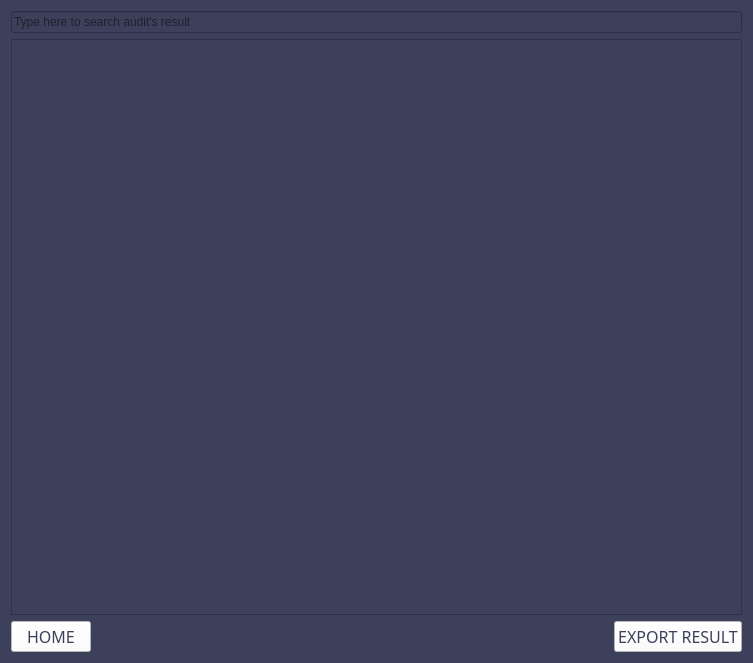
The window that audit_result_page.ui (h4636oh/EasyAudit_QT) describes before a commit, drawn with Qt 5.
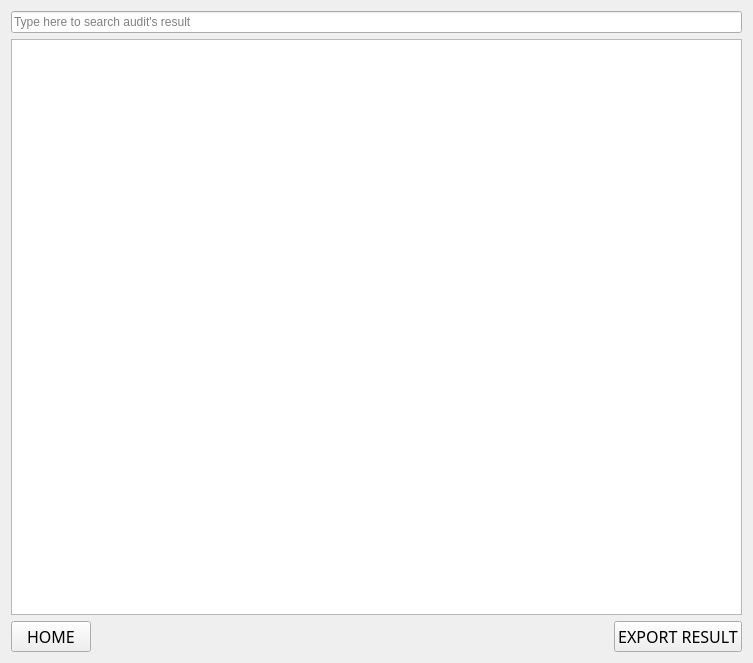
The same window after the commit.

What changed in the file:
```diff
--- a/audit_result_page.ui
+++ b/audit_result_page.ui
@@ -32,7 +32,7 @@
    <string>Form</string>
   </property>
   <property name="styleSheet">
-   <string notr="true">background-color: rgb(61, 64, 91);</string>
+   <string notr="true"/>
   </property>
   <layout class="QVBoxLayout" name="verticalLayout">
    <item>
@@ -42,6 +42,9 @@
      </property>
      <item>
       <widget class="QLineEdit" name="search_bar">
+       <property name="styleSheet">
+        <string/>
+       </property>
        <property name="inputMask">
         <string/>
        </property>
@@ -60,6 +63,9 @@
    </item>
    <item>
     <widget class="QTreeWidget" name="script_result_display">
+     <property name="styleSheet">
+      <string/>
+     </property>
      <property name="headerHidden">
       <bool>true</bool>
      </property>
@@ -85,8 +91,7 @@
         </font>
        </property>
        <property name="styleSheet">
-        <string notr="true">background-color: rgb(255, 255, 255);
-color: rgb(61, 64, 91);</string>
+        <string notr="true"/>
        </property>
        <property name="text">
         <string>HOME</string>
@@ -95,6 +100,9 @@
      </item>
      <item>
       <spacer name="horizontalSpacer">
+       <property name="styleSheet">
+        <string/>
+       </property>
        <property name="orientation">
         <enum>Qt::Orientation::Horizontal</enum>
        </property>
@@ -116,8 +124,7 @@
         </font>
        </property>
        <property name="styleSheet">
-        <string notr="true">background-color: rgb(255, 255, 255);
-color: rgb(61, 64, 91);</string>
+        <string notr="true"/>
        </property>
        <property name="text">
         <string>EXPORT RESULT</string>
```
